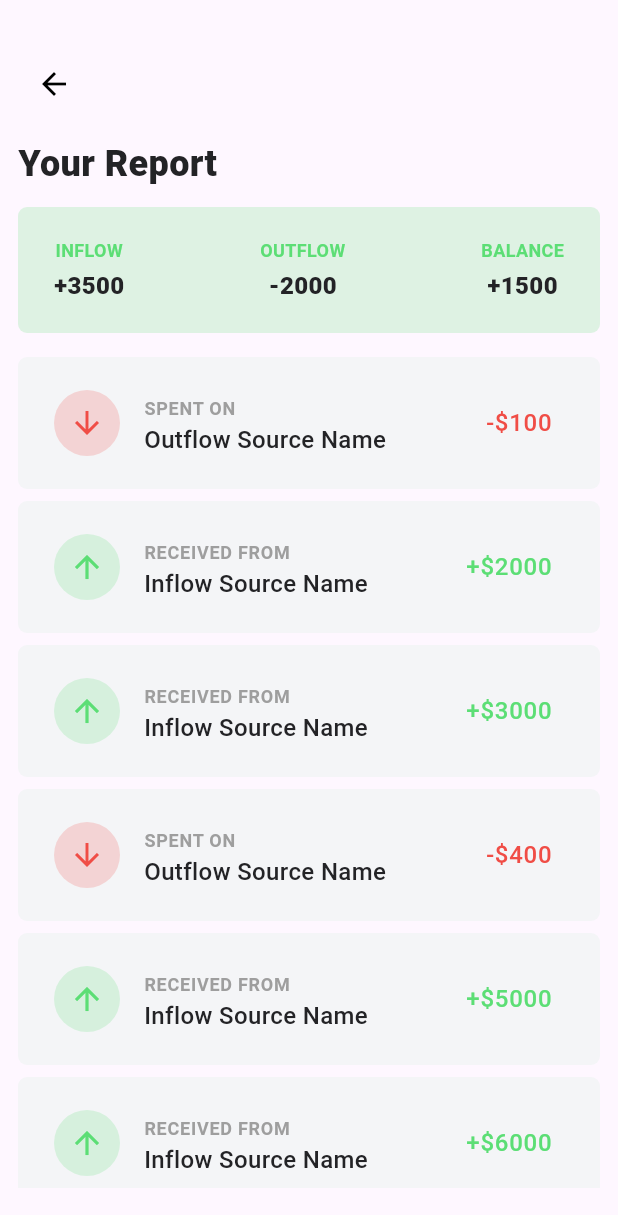
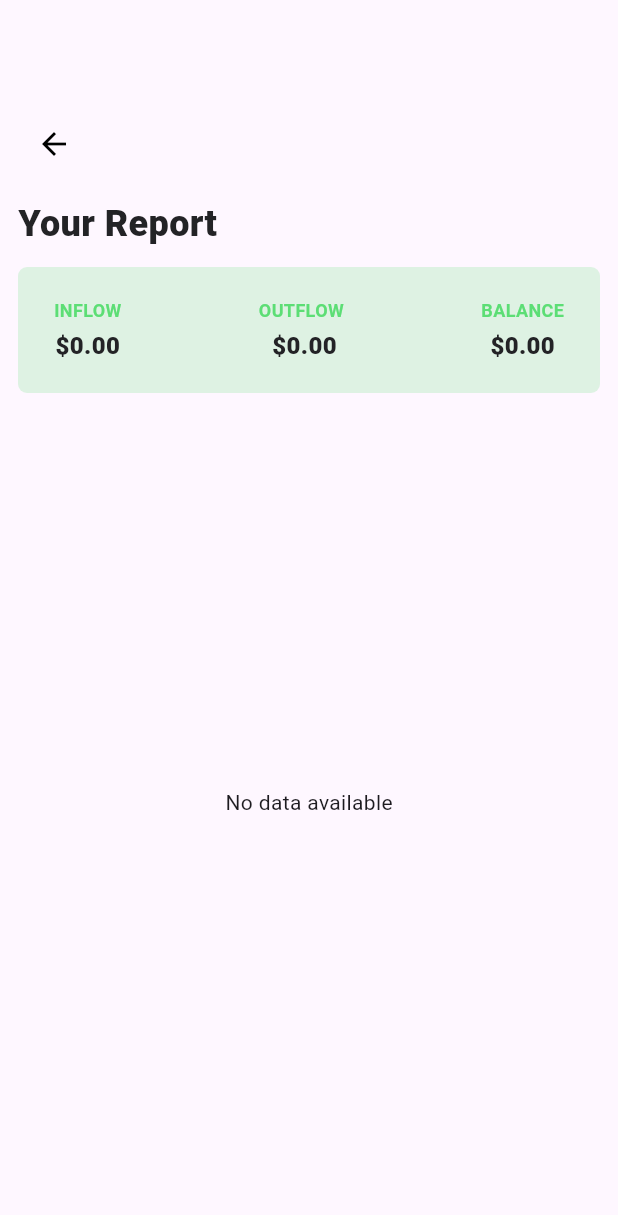
Before and after one commit to upretisaurav/expense_tracker, a Flutter app: the ReportPage screen opened directly, on a phone screen of 412 x 824 dp. Shown: the top 1215 px of the screen. Run offline on Flutter 3.47's test engine with Material 3 defaults, Android fonts, the phone set to English and light mode, and no system bars; our stand-ins replace floor, flutter_svg, get_it, shared_preferences, smooth_page_indicator, sqflite; accounts and stored records are empty; generated files the repository leaves out were written again.

Commit message:
Working report

```diff
--- a/lib/src/views/report_screen.dart
+++ b/lib/src/views/report_screen.dart
@@ -1,9 +1,23 @@
+import 'package:expense_tracker/src/providers/expense_provider.dart';
 import 'package:expense_tracker/src/styles/text_styles.dart';
 import 'package:expense_tracker/widgets/generic.dart';
 import 'package:flutter/material.dart';
+import 'package:provider/provider.dart';
 
-class ReportPage extends StatelessWidget {
+class ReportPage extends StatefulWidget {
   const ReportPage({super.key});
+
+  @override
+  State<ReportPage> createState() => _ReportPageState();
+}
+
+class _ReportPageState extends State<ReportPage> {
+  @override
+  void initState() {
+    super.initState();
+    Future.microtask(() =>
+        Provider.of<ExpenseProvider>(context, listen: false).fetchExpenses());
+  }
 
   @override
   Widget build(BuildContext context) {
@@ -14,6 +28,9 @@ class ReportPage extends StatelessWidget {
           mainAxisAlignment: MainAxisAlignment.start,
           crossAxisAlignment: CrossAxisAlignment.start,
           children: <Widget>[
+            const SizedBox(
+              height: 40,
+            ),
             GestureDetector(
               onTap: () {
                 Navigator.of(context).pop();
@@ -30,30 +47,43 @@ class ReportPage extends StatelessWidget {
             const SizedBox(height: 24.0),
             const Text("Your Report", style: TextStyles.humongous),
             const SizedBox(height: 12.0),
-            const ReportSummaryWidget(),
+            Consumer<ExpenseProvider>(
+              builder: (context, expenseProvider, _) {
+                return ReportSummaryWidget(
+                  totalInflow: expenseProvider.totalInflow,
+                  totalOutflow: expenseProvider.totalOutflow,
+                  balance: expenseProvider.balance,
+                );
+              },
+            ),
             const SizedBox(height: 16.0),
-            Flexible(
-              child: ListView.builder(
-                itemBuilder: (BuildContext __, int index) {
-                  if (index % 3 == 0) {
-                    return Container(
-                        margin: const EdgeInsets.only(bottom: 8.0),
-                        child: BudgetWidget(
-                            budgetType: BudgetType.outFlow,
-                            source: "Outflow Source Name",
-                            amount: (index + 1) * 100));
+            Expanded(
+              child: Consumer<ExpenseProvider>(
+                builder: (context, expenseProvider, _) {
+                  final expenses = expenseProvider.expenses;
+
+                  if (expenses.isEmpty) {
+                    return const Center(child: Text("No data available"));
                   }
 
-                  return Container(
-                      margin: const EdgeInsets.only(bottom: 8.0),
-                      child: BudgetWidget(
-                          budgetType: BudgetType.inFlow,
-                          source: "Inflow Source Name",
-                          amount: (index + 1) * 1000));
+                  return ListView.builder(
+                    itemCount: expenses.length,
+                    itemBuilder: (BuildContext __, int index) {
+                      final expense = expenses[index];
+                      return Container(
+                          margin: const EdgeInsets.only(bottom: 8.0),
+                          child: BudgetWidget(
+                            budgetType: expense.isInflow
+                                ? BudgetType.inFlow
+                                : BudgetType.outFlow,
+                            source: expense.category,
+                            amount: expense.amount,
+                          ));
+                    },
+                  );
                 },
-                itemCount: 24,
               ),
-            )
+            ),
           ]),
     ));
   }
--- a/lib/widgets/generic.dart
+++ b/lib/widgets/generic.dart
@@ -56,7 +56,14 @@ class IntroWidget extends StatelessWidget {
 }
 
 class ReportSummaryWidget extends StatelessWidget {
-  const ReportSummaryWidget({super.key});
+  final double totalInflow;
+  final double totalOutflow;
+  final double balance;
+  const ReportSummaryWidget(
+      {super.key,
+      required this.totalInflow,
+      required this.totalOutflow,
+      required this.balance});
 
   @override
   Widget build(BuildContext context) {
@@ -72,9 +79,10 @@ class ReportSummaryWidget extends StatelessWidget {
             child: Row(
               mainAxisAlignment: MainAxisAlignment.spaceBetween,
               children: <Widget>[
-                reportContent("INFLOW", "+3500"),
-                reportContent("OUTFLOW", "-2000"),
-                reportContent("BALANCE", "+1500"),
+                reportContent("INFLOW", "\$${totalInflow.toStringAsFixed(2)}"),
+                reportContent(
+                    "OUTFLOW", " \$${totalOutflow.toStringAsFixed(2)}"),
+                reportContent("BALANCE", "\$${balance.toStringAsFixed(2)}"),
               ],
             ),
           ),
@@ -113,7 +121,7 @@ enum BudgetType {
 class BudgetWidget extends StatelessWidget {
   final BudgetType budgetType;
   final String source;
-  final int amount;
+  final double amount;
 
   const BudgetWidget({
     super.key,
--- a/pubspec.yaml
+++ b/pubspec.yaml
@@ -12,6 +12,7 @@ dependencies:
     sdk: flutter
   flutter_svg: ^2.0.10+1
   get_it: ^7.7.0
+  intl: ^0.19.0
   provider: ^6.1.2
   shared_preferences: ^2.3.2
   smooth_page_indicator: ^1.2.0+3
```
Also changed, not shown: lib/src/data/dao/expense_dao.dart (+9 -0 lines), lib/src/data/repository/expense_repository.dart (+21 -0 lines), lib/src/providers/expense_provider.dart (+21 -0 lines), lib/src/data/database/app_database.g.dart, pubspec.lock.
